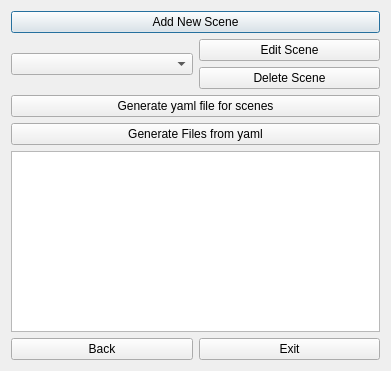
Above: workcell_builder/workcell_builder/gui/scene_select.ui from Mukaram01/Easy_Manipulator_Improved before the change. Below: the same form after it.
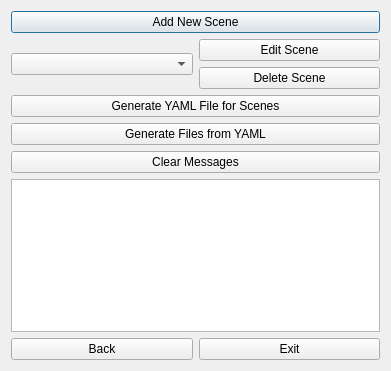
That is the form after the change.

Commit message: Unify scene select message model and log behavior

The edit to the form file:
```diff
--- a/workcell_builder/workcell_builder/gui/scene_select.ui
+++ b/workcell_builder/workcell_builder/gui/scene_select.ui
@@ -70,7 +70,7 @@
         <string>Generate a YAML configuration file for all scenes</string>
        </property>
        <property name="text">
-        <string>Generate yaml file for scenes</string>
+        <string>Generate YAML File for Scenes</string>
        </property>
       </widget>
      </item>
@@ -80,7 +80,17 @@
         <string>Generate ROS 2 package files from the YAML configuration</string>
        </property>
        <property name="text">
-        <string>Generate Files from yaml</string>
+        <string>Generate Files from YAML</string>
+       </property>
+      </widget>
+     </item>
+     <item>
+      <widget class="QPushButton" name="clear_logs">
+       <property name="toolTip">
+        <string>Clear the message log</string>
+       </property>
+       <property name="text">
+        <string>Clear Messages</string>
        </property>
       </widget>
      </item>
```
The commit also changes 2 other files.
